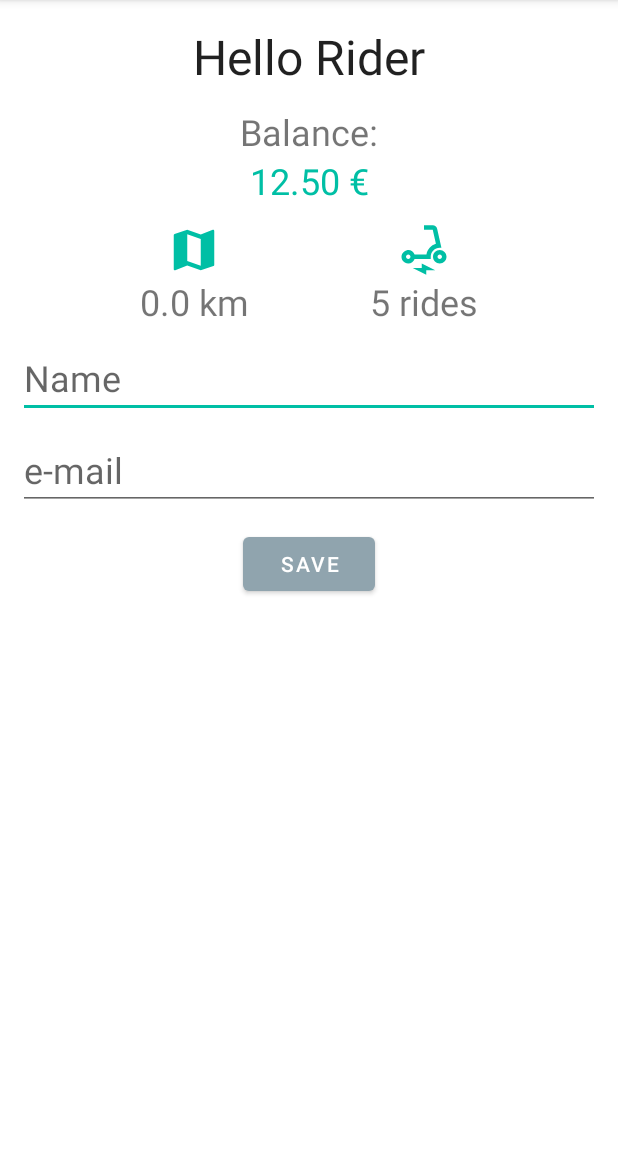
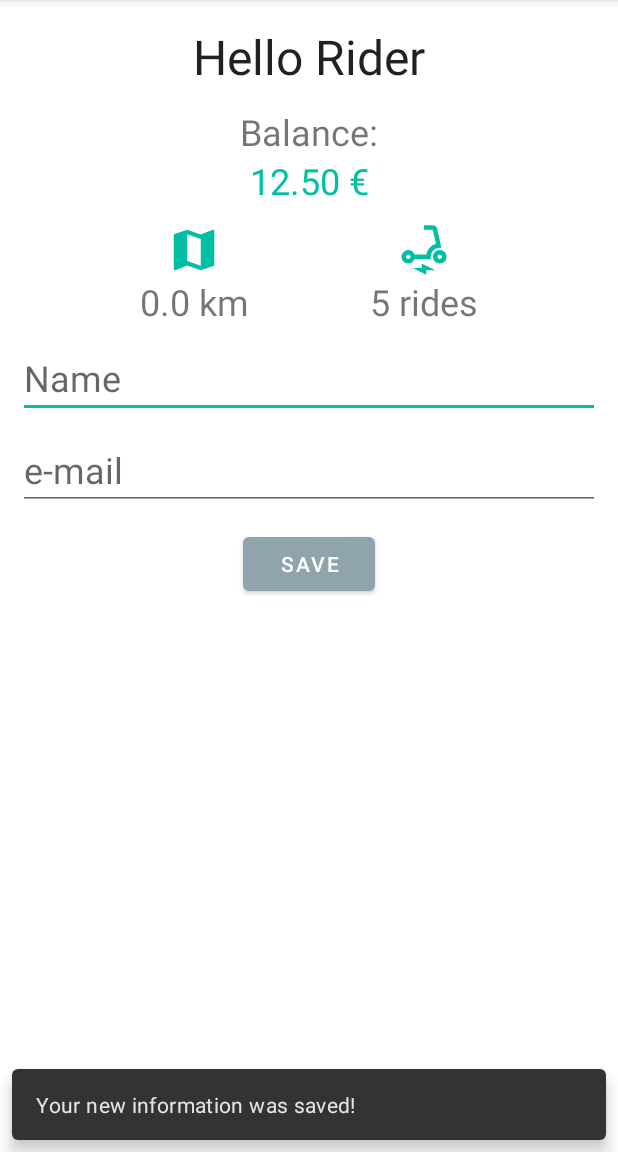
Before and after one commit to flisadora/icm-android-91322, an Android app: the UserDetails screen opened directly, with no data from a screen before it, after a tap on "SAVE", on a phone screen of 412 x 824 dp, the part 84-1236 px from its top. Run offline under Robolectric (Android 15) with nearby library versions, the phone set to English and light mode, and no system bars; our stand-ins replace Room's generated code; 8 statements that could not run were skipped.

Commit message:
small improvements

```diff
--- a/project/app/src/main/java/deti/icm/trotinet/ui/activity/UserDetails.kt
+++ b/project/app/src/main/java/deti/icm/trotinet/ui/activity/UserDetails.kt
@@ -2,30 +2,19 @@ package deti.icm.trotinet.ui.activity
 
 import androidx.appcompat.app.AppCompatActivity
 import android.os.Bundle
-import android.util.Log
 import android.widget.Button
 import android.widget.TextView
-import android.widget.Toast
+import com.google.android.material.snackbar.Snackbar
 import deti.icm.trotinet.R
 import deti.icm.trotinet.database.AppDatabase
-import deti.icm.trotinet.model.Ride
-import deti.icm.trotinet.webclient.model.ForecastCall
 import deti.icm.trotinet.model.User
-import deti.icm.trotinet.webclient.RetrofitInitializer
-import deti.icm.trotinet.webclient.model.ForecastResponse
-import deti.icm.trotinet.webclient.model.Geolocation
 import okhttp3.internal.format
-import retrofit2.Call
-import retrofit2.Callback
-import retrofit2.Response
-import java.time.LocalDateTime
 
 class UserDetails : AppCompatActivity(R.layout.activity_user_details) {
 
     private val repository by lazy {
         AppDatabase.instance(this).appDao()
     }
-
 
     override fun onCreate(savedInstanceState: Bundle?) {
         super.onCreate(savedInstanceState)
@@ -67,11 +56,7 @@ class UserDetails : AppCompatActivity(R.layout.activity_user_details) {
                 user.balance,
             )
             repository.updateUser(editedUser)
-            Toast.makeText(
-                applicationContext,
-                "Your new information was saved!",
-                Toast.LENGTH_LONG
-            ).show()
+            Snackbar.make(it, "Your new information was saved!", Snackbar.LENGTH_LONG).show()
         }
     }
 
--- a/project/app/src/main/res/values/colors.xml
+++ b/project/app/src/main/res/values/colors.xml
@@ -15,5 +15,5 @@
     <color name="teal_light">#5df2d6</color>
     <color name="teal_dark">#008e76</color>
 
-    <color name="gray">#edf0ef</color>
+    <color name="gray">#f2f7f6</color>
 </resources>
```
